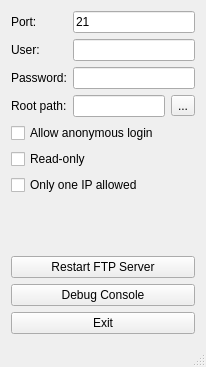
sashoalm/QFtpServer, file mainwindow.ui: the form before one commit.
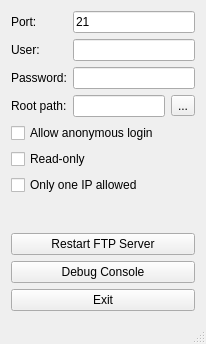
The form after the commit.

Commit message: Set window title to "FTP server" (and remove menu bar).

```diff
--- a/mainwindow.ui
+++ b/mainwindow.ui
@@ -7,7 +7,7 @@
     <x>0</x>
     <y>0</y>
     <width>206</width>
-    <height>367</height>
+    <height>344</height>
    </rect>
   </property>
   <property name="windowTitle">
```
Left out of the diff: 12 changed lines with no effect on the pictures.
